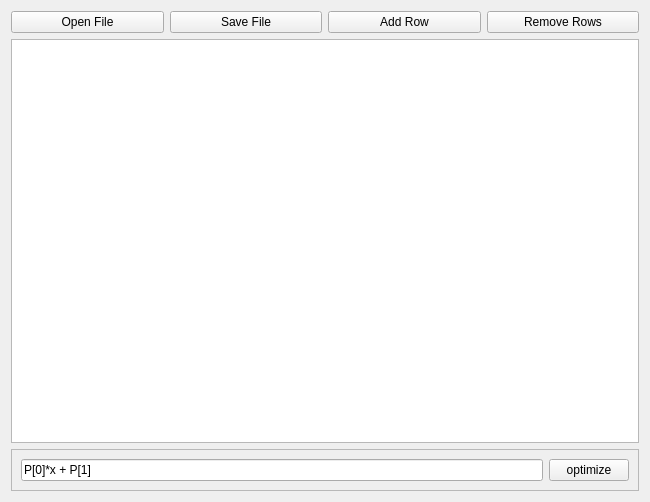
Qt form WWplot/ui/table.ui (wwmm/wwplot) before a commit.
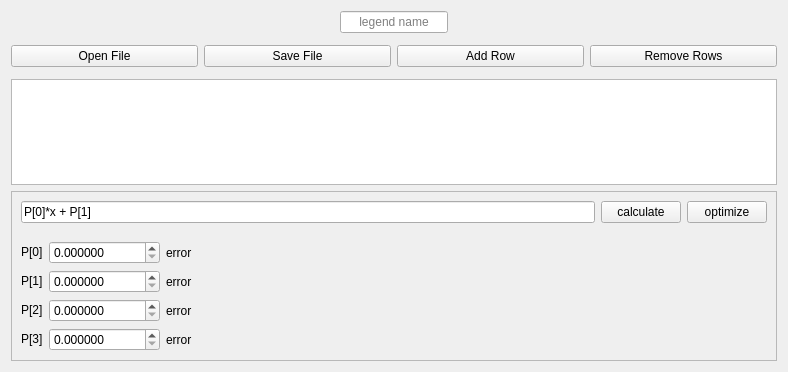
The same form after that commit.

What changed in the file:
```diff
--- a/WWplot/ui/table.ui
+++ b/WWplot/ui/table.ui
@@ -6,8 +6,8 @@
    <rect>
     <x>0</x>
     <y>0</y>
-    <width>650</width>
-    <height>502</height>
+    <width>788</width>
+    <height>372</height>
    </rect>
   </property>
   <property name="sizePolicy">
@@ -26,75 +26,7 @@
    <string>Form</string>
   </property>
   <layout class="QGridLayout" name="gridLayout">
-   <item row="0" column="0" colspan="5">
-    <layout class="QHBoxLayout" name="horizontalLayout">
-     <item>
-      <widget class="QPushButton" name="button_import">
-       <property name="sizePolicy">
-        <sizepolicy hsizetype="Minimum" vsizetype="Fixed">
-         <horstretch>0</horstretch>
-         <verstretch>0</verstretch>
-        </sizepolicy>
-       </property>
-       <property name="text">
-        <string>Open File</string>
-       </property>
-      </widget>
-     </item>
-     <item>
-      <widget class="QPushButton" name="button_export">
-       <property name="sizePolicy">
-        <sizepolicy hsizetype="Minimum" vsizetype="Fixed">
-         <horstretch>0</horstretch>
-         <verstretch>0</verstretch>
-        </sizepolicy>
-       </property>
-       <property name="text">
-        <string>Save File</string>
-       </property>
-      </widget>
-     </item>
-     <item>
-      <widget class="QPushButton" name="button_add_row">
-       <property name="sizePolicy">
-        <sizepolicy hsizetype="Minimum" vsizetype="Fixed">
-         <horstretch>0</horstretch>
-         <verstretch>0</verstretch>
-        </sizepolicy>
-       </property>
-       <property name="text">
-        <string>Add Row</string>
-       </property>
-       <property name="iconSize">
-        <size>
-         <width>24</width>
-         <height>24</height>
-        </size>
-       </property>
-      </widget>
-     </item>
-     <item>
-      <widget class="QPushButton" name="button_remove_row">
-       <property name="sizePolicy">
-        <sizepolicy hsizetype="Minimum" vsizetype="Fixed">
-         <horstretch>0</horstretch>
-         <verstretch>0</verstretch>
-        </sizepolicy>
-       </property>
-       <property name="text">
-        <string>Remove Rows</string>
-       </property>
-       <property name="iconSize">
-        <size>
-         <width>24</width>
-         <height>24</height>
-        </size>
-       </property>
-      </widget>
-     </item>
-    </layout>
-   </item>
-   <item row="1" column="0" colspan="5">
+   <item row="2" column="0" colspan="5">
     <widget class="QTableView" name="table_view">
      <property name="sizePolicy">
       <sizepolicy hsizetype="MinimumExpanding" vsizetype="MinimumExpanding">
@@ -118,7 +50,7 @@
       <enum>Qt::ScrollBarAsNeeded</enum>
      </property>
      <property name="sizeAdjustPolicy">
-      <enum>QAbstractScrollArea::AdjustToContents</enum>
+      <enum>QAbstractScrollArea::AdjustToContentsOnFirstShow</enum>
      </property>
      <property name="textElideMode">
       <enum>Qt::ElideNone</enum>
@@ -143,8 +75,14 @@
      </attribute>
     </widget>
    </item>
-   <item row="2" column="0" colspan="5">
+   <item row="3" column="0" colspan="5">
     <widget class="QFrame" name="fit_frame">
+     <property name="sizePolicy">
+      <sizepolicy hsizetype="Preferred" vsizetype="Preferred">
+       <horstretch>0</horstretch>
+       <verstretch>0</verstretch>
+      </sizepolicy>
+     </property>
      <property name="frameShape">
       <enum>QFrame::StyledPanel</enum>
      </property>
@@ -162,16 +100,334 @@
         </property>
        </widget>
       </item>
-      <item row="0" column="1">
-       <widget class="QPushButton" name="button_fit">
-        <property name="text">
-         <string>optimize</string>
+      <item row="1" column="0" colspan="8">
+       <layout class="QGridLayout" name="gridLayout_3">
+        <property name="topMargin">
+         <number>12</number>
         </property>
-       </widget>
+        <item row="2" column="2">
+         <widget class="QLabel" name="label_error_p2">
+          <property name="sizePolicy">
+           <sizepolicy hsizetype="Expanding" vsizetype="Preferred">
+            <horstretch>0</horstretch>
+            <verstretch>0</verstretch>
+           </sizepolicy>
+          </property>
+          <property name="text">
+           <string>error</string>
+          </property>
+         </widget>
+        </item>
+        <item row="1" column="0">
+         <widget class="QLabel" name="label_p1">
+          <property name="sizePolicy">
+           <sizepolicy hsizetype="Fixed" vsizetype="Fixed">
+            <horstretch>0</horstretch>
+            <verstretch>0</verstretch>
+           </sizepolicy>
+          </property>
+          <property name="text">
+           <string>P[1]</string>
+          </property>
+          <property name="textFormat">
+           <enum>Qt::AutoText</enum>
+          </property>
+          <property name="scaledContents">
+           <bool>false</bool>
+          </property>
+          <property name="alignment">
+           <set>Qt::AlignJustify|Qt::AlignVCenter</set>
+          </property>
+         </widget>
+        </item>
+        <item row="2" column="1">
+         <widget class="QDoubleSpinBox" name="spinbox_p2">
+          <property name="sizePolicy">
+           <sizepolicy hsizetype="Fixed" vsizetype="Fixed">
+            <horstretch>0</horstretch>
+            <verstretch>0</verstretch>
+           </sizepolicy>
+          </property>
+          <property name="alignment">
+           <set>Qt::AlignBottom|Qt::AlignLeading|Qt::AlignLeft</set>
+          </property>
+          <property name="decimals">
+           <number>6</number>
+          </property>
+          <property name="maximum">
+           <double>1000000.000000000000000</double>
+          </property>
+         </widget>
+        </item>
+        <item row="1" column="2">
+         <widget class="QLabel" name="label_error_p1">
+          <property name="sizePolicy">
+           <sizepolicy hsizetype="Expanding" vsizetype="Preferred">
+            <horstretch>0</horstretch>
+            <verstretch>0</verstretch>
+           </sizepolicy>
+          </property>
+          <property name="text">
+           <string>error</string>
+          </property>
+         </widget>
+        </item>
+        <item row="1" column="1">
+         <widget class="QDoubleSpinBox" name="spinbox_p1">
+          <property name="sizePolicy">
+           <sizepolicy hsizetype="Fixed" vsizetype="Fixed">
+            <horstretch>0</horstretch>
+            <verstretch>0</verstretch>
+           </sizepolicy>
+          </property>
+          <property name="alignment">
+           <set>Qt::AlignLeading|Qt::AlignLeft|Qt::AlignVCenter</set>
+          </property>
+          <property name="decimals">
+           <number>6</number>
+          </property>
+          <property name="maximum">
+           <double>1000000.000000000000000</double>
+          </property>
+         </widget>
+        </item>
+        <item row="2" column="0">
+         <widget class="QLabel" name="label_p2">
+          <property name="sizePolicy">
+           <sizepolicy hsizetype="Minimum" vsizetype="Fixed">
+            <horstretch>0</horstretch>
+            <verstretch>0</verstretch>
+           </sizepolicy>
+          </property>
+          <property name="text">
+           <string>P[2]</string>
+          </property>
+          <property name="alignment">
+           <set>Qt::AlignBottom|Qt::AlignJustify</set>
+          </property>
+         </widget>
+        </item>
+        <item row="0" column="0">
+         <widget class="QLabel" name="label_p0">
+          <property name="sizePolicy">
+           <sizepolicy hsizetype="Fixed" vsizetype="Fixed">
+            <horstretch>0</horstretch>
+            <verstretch>0</verstretch>
+           </sizepolicy>
+          </property>
+          <property name="text">
+           <string>P[0]</string>
+          </property>
+          <property name="alignment">
+           <set>Qt::AlignJustify|Qt::AlignVCenter</set>
+          </property>
+         </widget>
+        </item>
+        <item row="0" column="2">
+         <widget class="QLabel" name="label_error_p0">
+          <property name="sizePolicy">
+           <sizepolicy hsizetype="Expanding" vsizetype="Preferred">
+            <horstretch>0</horstretch>
+            <verstretch>0</verstretch>
+           </sizepolicy>
+          </property>
+          <property name="text">
+           <string>error</string>
+          </property>
+         </widget>
+        </item>
+        <item row="0" column="1">
+         <widget class="QDoubleSpinBox" name="spinbox_p0">
+          <property name="sizePolicy">
+           <sizepolicy hsizetype="Fixed" vsizetype="Fixed">
+            <horstretch>0</horstretch>
+            <verstretch>0</verstretch>
+           </sizepolicy>
+          </property>
+          <property name="alignment">
+           <set>Qt::AlignLeading|Qt::AlignLeft|Qt::AlignVCenter</set>
+          </property>
+          <property name="decimals">
+           <number>6</number>
+          </property>
+          <property name="maximum">
+           <double>1000000.000000000000000</double>
+          </property>
+         </widget>
+        </item>
+        <item row="3" column="0">
+         <widget class="QLabel" name="label_p3">
+          <property name="sizePolicy">
+           <sizepolicy hsizetype="Minimum" vsizetype="Fixed">
+            <horstretch>0</horstretch>
+            <verstretch>0</verstretch>
+           </sizepolicy>
+          </property>
+          <property name="text">
+           <string>P[3]</string>
+          </property>
+          <property name="alignment">
+           <set>Qt::AlignBottom|Qt::AlignJustify</set>
+          </property>
+         </widget>
+        </item>
+        <item row="3" column="2">
+         <widget class="QLabel" name="label_error_p3">
+          <property name="sizePolicy">
+           <sizepolicy hsizetype="Expanding" vsizetype="Preferred">
+            <horstretch>0</horstretch>
+            <verstretch>0</verstretch>
+           </sizepolicy>
+          </property>
+          <property name="text">
+           <string>error</string>
+          </property>
+         </widget>
+        </item>
+        <item row="3" column="1">
+         <widget class="QDoubleSpinBox" name="spinbox_p3">
+          <property name="sizePolicy">
+           <sizepolicy hsizetype="Fixed" vsizetype="Fixed">
+            <horstretch>0</horstretch>
+            <verstretch>0</verstretch>
+           </sizepolicy>
+          </property>
+          <property name="alignment">
+           <set>Qt::AlignBottom|Qt::AlignLeading|Qt::AlignLeft</set>
+          </property>
+          <property name="decimals">
+           <number>6</number>
+          </property>
+          <property name="maximum">
+           <double>1000000.000000000000000</double>
+          </property>
+         </widget>
+        </item>
+       </layout>
+      </item>
+      <item row="0" column="1" colspan="7">
+       <layout class="QHBoxLayout" name="horizontalLayout_2">
+        <item>
+         <widget class="QPushButton" name="button_calc">
+          <property name="sizePolicy">
+           <sizepolicy hsizetype="Minimum" vsizetype="Fixed">
+            <horstretch>0</horstretch>
+            <verstretch>0</verstretch>
+           </sizepolicy>
+          </property>
+          <property name="text">
+           <string>calculate</string>
+          </property>
+         </widget>
+        </item>
+        <item>
+         <widget class="QPushButton" name="button_fit">
+          <property name="sizePolicy">
+           <sizepolicy hsizetype="Minimum" vsizetype="Fixed">
+            <horstretch>0</horstretch>
+            <verstretch>0</verstretch>
+           </sizepolicy>
+          </property>
+          <property name="text">
+           <string>optimize</string>
+          </property>
+         </widget>
+        </item>
+       </layout>
       </item>
      </layout>
     </widget>
    </item>
+   <item row="1" column="0" colspan="5">
+    <layout class="QHBoxLayout" name="horizontalLayout">
+     <property name="topMargin">
+      <number>6</number>
+     </property>
+     <property name="bottomMargin">
+      <number>6</number>
+     </property>
+     <item>
+      <widget class="QPushButton" name="button_import">
+       <property name="sizePolicy">
+        <sizepolicy hsizetype="Minimum" vsizetype="Fixed">
+         <horstretch>0</horstretch>
+         <verstretch>0</verstretch>
+        </sizepolicy>
+       </property>
+       <property name="text">
+        <string>Open File</string>
+       </property>
+      </widget>
+     </item>
+     <item>
+      <widget class="QPushButton" name="button_export">
+       <property name="sizePolicy">
+        <sizepolicy hsizetype="Minimum" vsizetype="Fixed">
+         <horstretch>0</horstretch>
+         <verstretch>0</verstretch>
+        </sizepolicy>
+       </property>
+       <property name="text">
+        <string>Save File</string>
+       </property>
+      </widget>
+     </item>
+     <item>
+      <widget class="QPushButton" name="button_add_row">
+       <property name="sizePolicy">
+        <sizepolicy hsizetype="Minimum" vsizetype="Fixed">
+         <horstretch>0</horstretch>
+         <verstretch>0</verstretch>
+        </sizepolicy>
+       </property>
+       <property name="text">
+        <string>Add Row</string>
+       </property>
+       <property name="iconSize">
+        <size>
+         <width>24</width>
+         <height>24</height>
+        </size>
+       </property>
+      </widget>
+     </item>
+     <item>
+      <widget class="QPushButton" name="button_remove_row">
+       <property name="sizePolicy">
+        <sizepolicy hsizetype="Minimum" vsizetype="Fixed">
+         <horstretch>0</horstretch>
+         <verstretch>0</verstretch>
+        </sizepolicy>
+       </property>
+       <property name="text">
+        <string>Remove Rows</string>
+       </property>
+       <property name="iconSize">
+        <size>
+         <width>24</width>
+         <height>24</height>
+        </size>
+       </property>
+      </widget>
+     </item>
+    </layout>
+   </item>
+   <item row="0" column="2">
+    <widget class="QLineEdit" name="legend_name">
+     <property name="sizePolicy">
+      <sizepolicy hsizetype="Fixed" vsizetype="Fixed">
+       <horstretch>0</horstretch>
+       <verstretch>0</verstretch>
+      </sizepolicy>
+     </property>
+     <property name="alignment">
+      <set>Qt::AlignCenter</set>
+     </property>
+     <property name="placeholderText">
+      <string>legend name</string>
+     </property>
+    </widget>
+   </item>
   </layout>
  </widget>
  <resources/>
```
